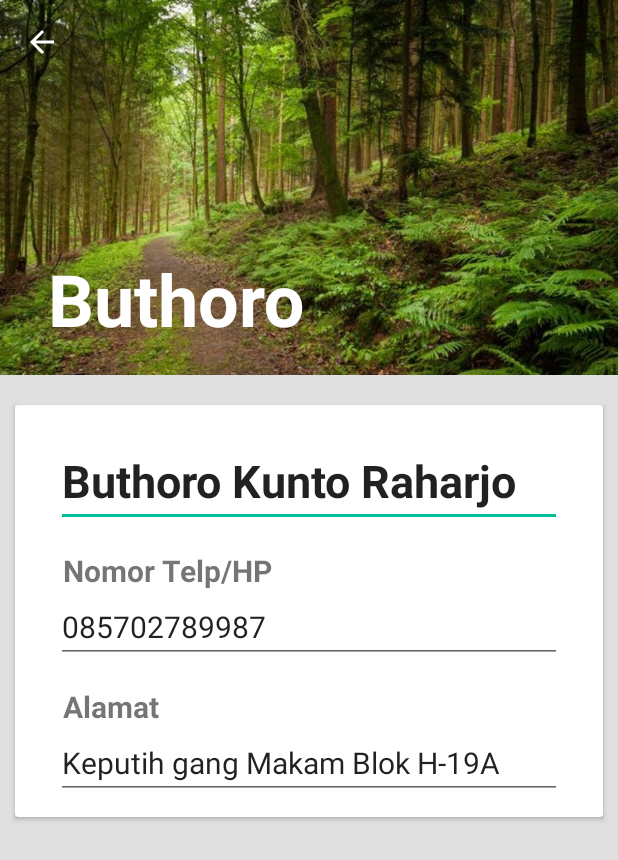
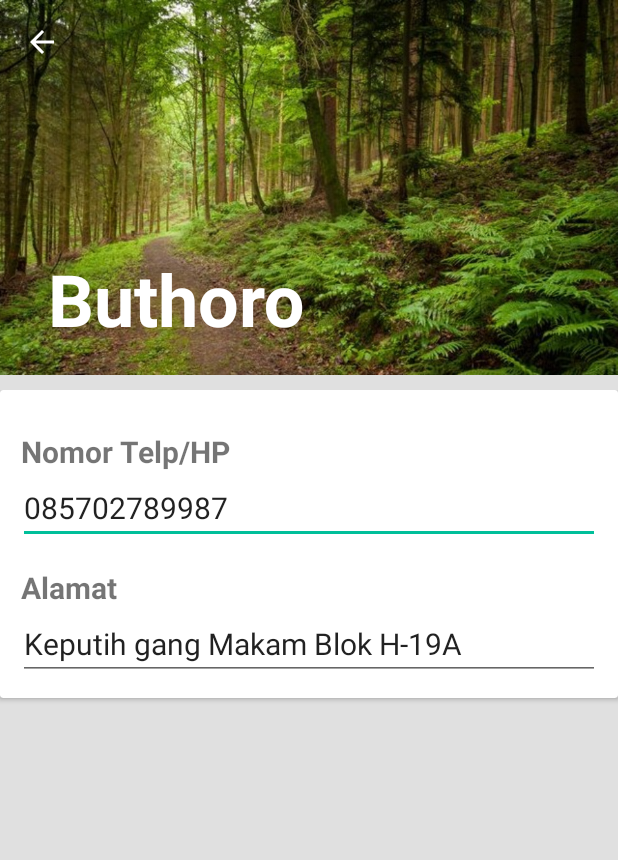
Before and after one commit to cahyasetya/JasaKu, an Android app: the ProfileActivity screen opened directly, with no data from a screen before it, on a phone screen of 412 x 824 dp. Shown: the top 860 px of the screen. Run offline under Robolectric (Android 15) with nearby library versions, the phone set to English and light mode, and no system bars; our stand-ins replace ButterKnife; libraries missing offline, so code that uses them is left out: android.support.v7.

Commit message:
edit layout

```diff
--- a/Frontend/src/JasaKu/app/src/main/res/layout/activity_profile.xml
+++ b/Frontend/src/JasaKu/app/src/main/res/layout/activity_profile.xml
@@ -54,7 +54,7 @@
             <android.support.v7.widget.CardView
                 android:layout_width="match_parent"
                 android:layout_height="wrap_content"
-                android:layout_margin="10dp">
+                android:layout_marginBottom="10dp">
 
                 <LinearLayout
                     android:layout_width="match_parent"
@@ -62,86 +62,39 @@
                     android:orientation="vertical"
                     android:padding="12dp">
 
-                    <EditText
-                        android:id="@+id/editTextNama"
-                        android:layout_width="match_parent"
-                        android:layout_height="wrap_content"
-                        android:layout_marginEnd="15dp"
-                        android:layout_marginLeft="15dp"
-                        android:layout_marginRight="15dp"
-                        android:layout_marginStart="15dp"
-                        android:layout_marginTop="8dp"
-                        android:text="Buthoro Kunto Raharjo"
-                        android:textSize="30sp"
-                        android:textStyle="bold"
-                        app:layout_constraintHorizontal_bias="0.501"
-                        app:layout_constraintLeft_toLeftOf="parent"
-                        app:layout_constraintRight_toRightOf="parent"
-                        app:layout_constraintTop_toBottomOf="@+id/imageViewProfileImg" />
-
                     <TextView
                         android:id="@+id/textViewTitleKontak"
                         android:layout_width="match_parent"
                         android:layout_height="wrap_content"
-                        android:layout_marginEnd="15dp"
-                        android:layout_marginLeft="20dp"
-                        android:layout_marginRight="15dp"
-                        android:layout_marginStart="20dp"
                         android:layout_marginTop="15dp"
+                        android:layout_marginLeft="2dp"
                         android:text="Nomor Telp/HP"
                         android:textSize="20sp"
-                        android:textStyle="bold"
-                        app:layout_constraintHorizontal_bias="0.501"
-                        app:layout_constraintLeft_toLeftOf="parent"
-                        app:layout_constraintRight_toRightOf="parent"
-                        app:layout_constraintTop_toBottomOf="@+id/editTextNama" />
+                        android:textStyle="bold" />
 
                     <EditText
                         android:id="@+id/editTextKontak"
                         android:layout_width="match_parent"
                         android:layout_height="wrap_content"
-                        android:layout_marginEnd="15dp"
-                        android:layout_marginLeft="15dp"
-                        android:layout_marginRight="15dp"
-                        android:layout_marginStart="15dp"
                         android:text="085702789987"
-                        android:textSize="20sp"
-                        app:layout_constraintHorizontal_bias="0.501"
-                        app:layout_constraintLeft_toLeftOf="parent"
-                        app:layout_constraintRight_toRightOf="parent"
-                        app:layout_constraintTop_toBottomOf="@+id/textViewTitleKontak" />
+                        android:textSize="20sp" />
 
                     <TextView
                         android:id="@+id/textViewTitleAlamat"
                         android:layout_width="match_parent"
                         android:layout_height="wrap_content"
-                        android:layout_marginEnd="15dp"
-                        android:layout_marginLeft="20dp"
-                        android:layout_marginRight="15dp"
-                        android:layout_marginStart="20dp"
                         android:layout_marginTop="15dp"
+                        android:layout_marginLeft="2dp"
                         android:text="Alamat"
                         android:textSize="20sp"
-                        android:textStyle="bold"
-                        app:layout_constraintHorizontal_bias="0.501"
-                        app:layout_constraintLeft_toLeftOf="parent"
-                        app:layout_constraintRight_toRightOf="parent"
-                        app:layout_constraintTop_toBottomOf="@+id/editTextKontak" />
+                        android:textStyle="bold" />
 
                     <EditText
                         android:id="@+id/editTextAlamat"
                         android:layout_width="match_parent"
                         android:layout_height="wrap_content"
-                        android:layout_marginEnd="15dp"
-                        android:layout_marginLeft="15dp"
-                        android:layout_marginRight="15dp"
-                        android:layout_marginStart="15dp"
                         android:text="Keputih gang Makam Blok H-19A"
-                        android:textSize="20sp"
-                        app:layout_constraintHorizontal_bias="0.501"
-                        app:layout_constraintLeft_toLeftOf="parent"
-                        app:layout_constraintRight_toRightOf="parent"
-                        app:layout_constraintTop_toBottomOf="@+id/textViewTitleAlamat" />
+                        android:textSize="20sp" />
 
                 </LinearLayout>
 
```
